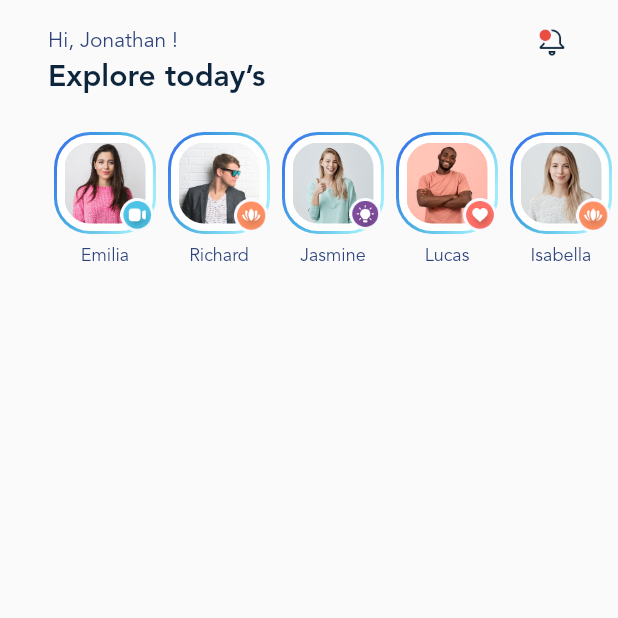
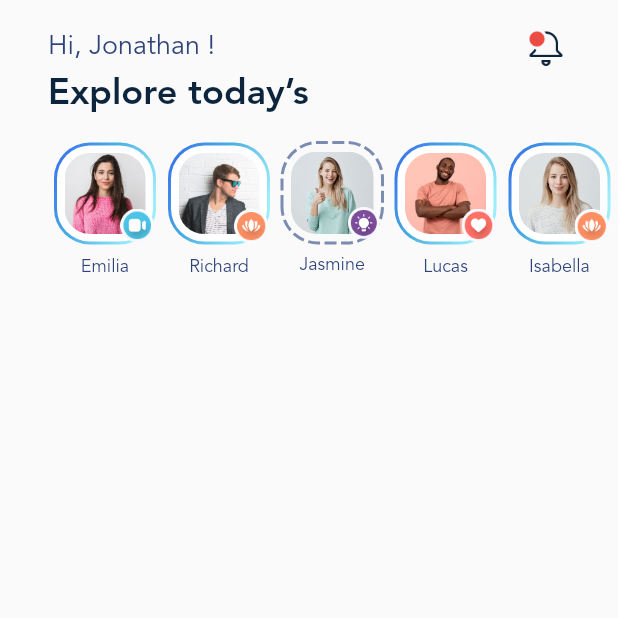
Before and after one commit to hashemsh/blog_club_hash, a Flutter app: the screen it shows after launch, on a phone screen of 412 x 824 dp, the top half of it. Run offline on Flutter 3.47's test engine with Material 2 defaults, Android fonts, the phone set to English and light mode, and no system bars; drawn by our look-alikes of dotted_border.

Commit message:
fix Story style and make Dotted for Viewed

```diff
--- a/lib/main.dart
+++ b/lib/main.dart
@@ -1,4 +1,5 @@
 import 'package:blog_club_hash/data.dart';
+import 'package:dotted_border/dotted_border.dart';
 import 'package:flutter/material.dart';
 
 void main() {
@@ -21,13 +22,20 @@ class MyApp extends StatelessWidget {
         textTheme: const TextTheme(
           subtitle1: TextStyle(
             fontFamily: defaultFontFamily,
+            fontWeight: FontWeight.w200,
             color: secondaryTextColor,
-            fontSize: 14,
+            fontSize: 18,
           ),
           headline6: TextStyle(
             fontFamily: defaultFontFamily,
             fontWeight: FontWeight.bold,
             color: primaryTextColor,
+          ),
+          headline4: TextStyle(
+            fontFamily: defaultFontFamily,
+            fontSize: 24,
+            color: primaryTextColor,
+            fontWeight: FontWeight.w700,
           ),
           bodyText2: TextStyle(
             fontFamily: defaultFontFamily,
@@ -65,17 +73,17 @@ class HomeScreen extends StatelessWidget {
                     ),
                     Image.asset(
                       'assets/img/icons/notification.png',
-                      width: 24,
-                      height: 24,
+                      width: 32,
+                      height: 32,
                     )
                   ],
                 ),
               ),
               Padding(
-                padding: const EdgeInsets.fromLTRB(32, 0, 32, 24),
+                padding: const EdgeInsets.fromLTRB(32, 0, 32, 16),
                 child: Text(
                   'Explore today’s',
-                  style: themeData.textTheme.headline6,
+                  style: themeData.textTheme.headline4,
                 ),
               ),
               _StoryList(stories: stories)
@@ -99,9 +107,10 @@ class _StoryList extends StatelessWidget {
   Widget build(BuildContext context) {
     return SizedBox(
       width: MediaQuery.of(context).size.width,
-      height: 90,
+      height: 100,
       child: ListView.builder(
           itemCount: stories.length,
+          physics: const BouncingScrollPhysics(),
           scrollDirection: Axis.horizontal,
           padding: const EdgeInsets.fromLTRB(32, 0, 32, 0),
           itemBuilder: (context, index) {
@@ -123,12 +132,34 @@ class _Story extends StatelessWidget {
   @override
   Widget build(BuildContext context) {
     return Container(
-      margin: const EdgeInsets.fromLTRB(4, 0, 4, 0),
+      margin: const EdgeInsets.fromLTRB(4, 2, 4, 0),
       child: Column(
         children: [
           Stack(
             children: [
-              Container(
+              story.isViewed ? _profileImageViewed() : _profileImageNormal(),
+              Positioned(
+                bottom: 0,
+                right: 0,
+                child: Image.asset(
+                  'assets/img/icons/${story.iconFileName}',
+                  width: 24,
+                  height: 24,
+                ),
+              )
+            ],
+          ),
+          const SizedBox(
+            height: 8,
+          ),
+          Text(story.name),
+        ],
+      ),
+    );
+  }
+
+  Widget _profileImageNormal() {
+    return Container(
       width: 68,
       height: 68,
       decoration: BoxDecoration(
@@ -149,31 +180,41 @@ class _Story extends StatelessWidget {
           borderRadius: BorderRadius.circular(22),
         ),
         padding: const EdgeInsets.all(5),
-                  child: ClipRRect(
+        child: _profileImage(),
+      ),
+    );
+  }
+
+  Widget _profileImageViewed() {
+    return SizedBox(
+      width: 67,
+      height: 67,
+      child: DottedBorder(
+        borderType: BorderType.RRect,
+        strokeWidth: 2,
+        radius: const Radius.circular(24),
+        color: const Color(0xff7B8BB2),
+        dashPattern: const [
+          8,
+          3,
+        ],
+        padding: const EdgeInsets.all(6),
+        child: Container(
+          decoration: BoxDecoration(
+            borderRadius: BorderRadius.circular(24),
+          ),
+          child: _profileImage(),
+        ),
+      ),
+    );
+  }
+
+  Widget _profileImage() {
+    return ClipRRect(
       borderRadius: BorderRadius.circular(17),
       child: Image.asset(
         'assets/img/stories/${story.imageFileName}',
       ),
-                  ),
-                ),
-              ),
-              Positioned(
-                bottom: 0,
-                right: 0,
-                child: Image.asset(
-                  'assets/img/icons/${story.iconFileName}',
-                  width: 24,
-                  height: 24,
-                ),
-              )
-            ],
-          ),
-          const SizedBox(
-            height: 8,
-          ),
-          Text(story.name),
-        ],
-      ),
     );
   }
 }
```
Lines whose indentation alone changed are shown as unchanged.
